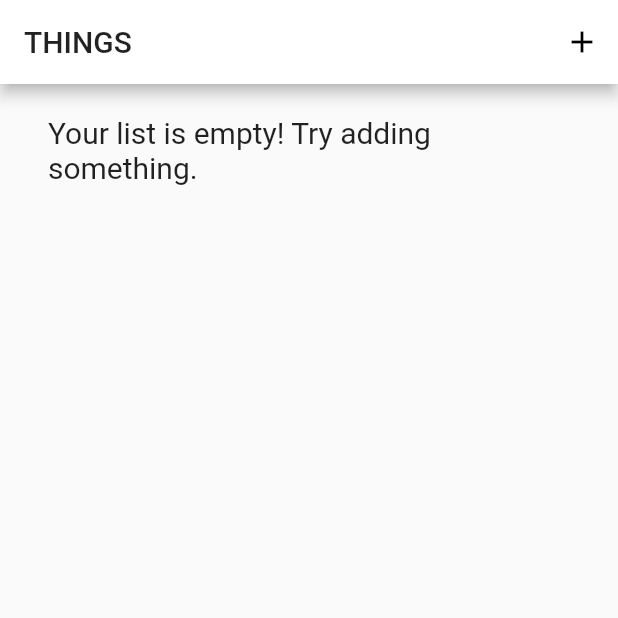
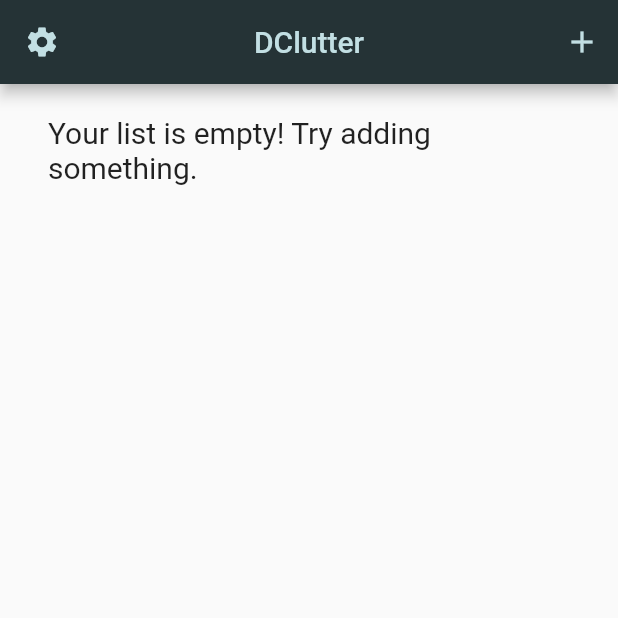
Before and after one commit to vacekj/thingsapp, a Flutter app: the screen it shows after launch, on a phone screen of 412 x 824 dp, the top half of it. Run offline on Flutter 3.47's test engine with Material 2 defaults, Android fonts, the phone set to English and light mode, and no system bars; our stand-ins replace sqflite; accounts and stored records are empty.

Commit message:
add delete from database and update app color theme

```diff
--- a/lib/main.dart
+++ b/lib/main.dart
@@ -9,9 +9,11 @@ class MyApp extends StatelessWidget {
   @override
   Widget build(BuildContext context) {
     return MaterialApp(
-      title: 'THINGS',
+      title: 'DClutter',
       theme: ThemeData(
-        primaryColor: Colors.white,
+        primaryColor: Color(0xFF253336),
+        primaryTextTheme: TextTheme(title: TextStyle(color: Color(0xFFC2DFE3))),
+
         // This is the theme of your application.
         //
         // Try running your application with "flutter run". You'll see the
@@ -23,7 +25,7 @@ class MyApp extends StatelessWidget {
         // is not restarted.
         primarySwatch: Colors.blueGrey,
       ),
-      home: StartUpPage(title: 'THINGS'),
+      home: StartUpPage(title: 'DClutter'),
     );
   }
 }
@@ -84,9 +86,13 @@ class _StartUpPageState extends State<StartUpPage> {
     // than having to individually change instances of widgets.
     return Scaffold(
       appBar: AppBar(
+        leading:
+            IconButton(icon: Icon(Icons.settings), onPressed: _placeholder),
         // Here we take the value from the StartUpPage object that was created by
         // the App.build method, and use it to set our appbar title.
+        iconTheme: IconThemeData(color: Color(0xFFC2DFE3)),
         title: Text(widget.title),
+        centerTitle: true,
         actions: <Widget>[
           IconButton(icon: Icon(Icons.add), onPressed: _pushThingsAdd)
         ],
@@ -191,9 +197,10 @@ class _StartUpPageState extends State<StartUpPage> {
                         T.id = _possessions.length;
                         T.name = addItemNameController.text;
                         T.value = double.parse(addItemValueController.text);
-                        _possessions.add(T);
+                        //_possessions.add(T);
                         _save(T);
                         _emptyThingsList = false;
+                        _readAll();
                       } else {
                         ThingsItem T = new ThingsItem();
                         print(
@@ -202,8 +209,9 @@ class _StartUpPageState extends State<StartUpPage> {
                         T.id = _possessions.length;
                         T.name = addItemNameController.text;
                         T.value = double.parse(addItemValueController.text);
-                        _possessions.add(T);
+                        //_possessions.add(T);
                         _save(T);
+                        _readAll();
                       }
                       setState(() {});
                     }
@@ -270,4 +278,6 @@ class _StartUpPageState extends State<StartUpPage> {
     _possessions = tList;
     setState(() {});
   }
+
+  _placeholder() {}
 }
```
Also changed, not shown: lib/things_database.dart (+33 -31 lines), lib/things_infoScreen.dart (+11 -1 lines).
